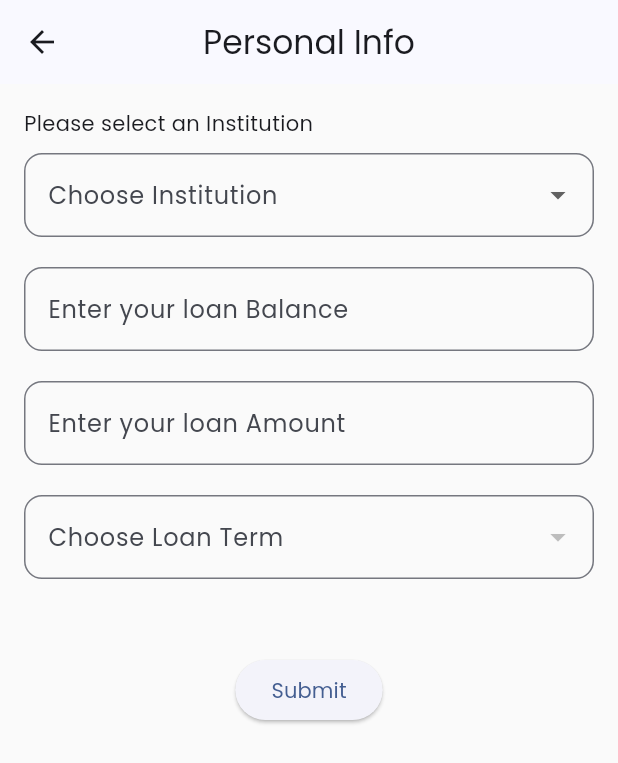
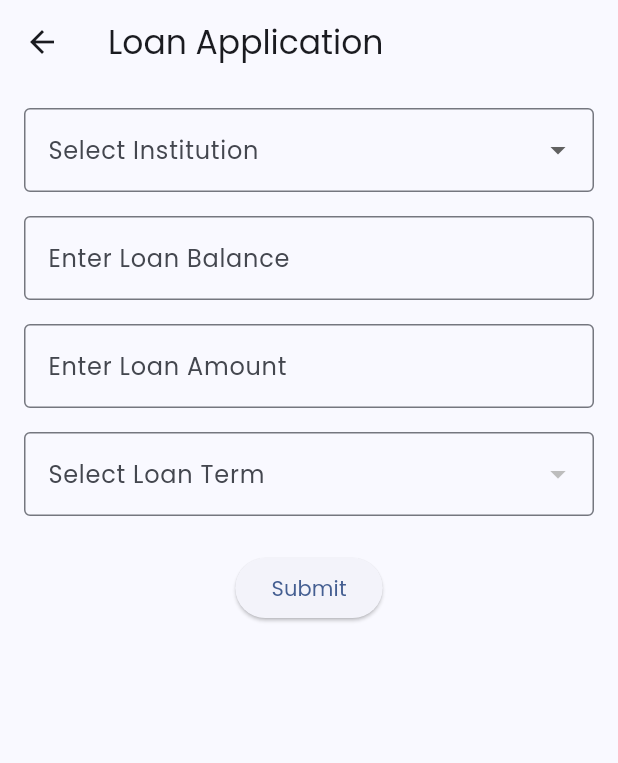
Before and after one commit to jomariecal-cyber/flutter-demo, a Flutter app: the screen it shows after launch, after a tap on "Loans", on a phone screen of 412 x 824 dp. Shown: the top 763 px of the screen. Run offline on Flutter 3.47's test engine with Material 3 defaults, Android fonts, the phone set to English and light mode, and no system bars; our stand-ins replace qr_flutter, smooth_page_indicator; network calls fail.

Commit message:
fixed the loan feature and changed the environment for the two endpoints including here in this code.

```diff
--- a/lib/dashboard.dart
+++ b/lib/dashboard.dart
@@ -116,7 +116,7 @@ class DashboardScreen extends StatelessWidget {
                 Navigator.push(
                   context,
                   PageRouteBuilder(
-                    pageBuilder: (context, animation, secondaryAnimation) => const loan(),
+                    pageBuilder: (context, animation, secondaryAnimation) => LoanFormScreen(),
                     transitionsBuilder: (context, animation, secondaryAnimation, child) {
                       // Start from bottom (x=0, y=1) and go to center (x=0, y=0)
                       const begin = Offset(0.0, 1.0);
--- a/lib/features/loan/loan.dart
+++ b/lib/features/loan/loan.dart
@@ -1,93 +1,114 @@
 import 'package:flutter/material.dart';
-import 'package:flutter/services.dart';
 import 'package:http/http.dart' as http;
 import 'dart:convert';
-//import 'package:i_am_rich/loanapp/loan_details.dart';
 
-class loan extends StatefulWidget {
-  const loan({super.key});
+class LoanFormScreen extends StatefulWidget {
+  @override
+  _LoanFormScreenState createState() => _LoanFormScreenState();
+}
+
+class _LoanFormScreenState extends State<LoanFormScreen> {
+  String? selectedInstitution;
+  String? selectedLoanTerm;
+  TextEditingController loanBalanceController = TextEditingController();
+  TextEditingController loanAmountController = TextEditingController();
+
+  bool isLoadingTerms = true;
+  List<String> loanTerms = [];
+
+  bool isLoadingDetails = false;
+  List<String> loanDetails = [];
+
+  bool isLoadingtermValues = true;
+  Map<String, int> termValues = {};
 
   @override
-  State<loan> createState() => _loanState();
+  void initState() {
+    super.initState();
+    fetchLoanTerms(); // ✅ only fetch terms, don’t submit immediately
   }
 
-class _loanState extends State<loan> {
-  String? selectedInstiName;
-  int? selectedInstiValue;
-  String? selectedTerm;
-
-  //loan Details
-
-  final List<Map<String, dynamic>> institutions = [
-    {"name": "CARD RBI", "value": 100},
-    {"name": "CARD INC.", "value": 200},
-  ];
-
-  final List<String> terms = [];
-  List<String> loanTerms = [];
-  bool isLoadingTerms = true;
-
-  final TextEditingController balanceController = TextEditingController();
-  final TextEditingController amountController = TextEditingController();
-
-
+  // Fetch loan terms from API ==========================================================
   Future<void> fetchLoanTerms() async {
-    final url = Uri.parse("https://dev-api-janus.fortress-asya.com:18003/getLoanTermV2");
-
     try {
       final response = await http.post(
-        url,
+        Uri.parse("https://rbi-janus.fortress-asya.com:443/getLoanTermV2"),
         headers: {"Content-Type": "application/json"},
         body: jsonEncode({
           "frequency": "Weekly",
-          "amount": 0,
-          "product_code": 301
+         // "amount": 0,
+          "product_code": 301,
         }),
       );
 
+
+      // PRINT STATUS
+      print("Status Code: ${response.statusCode}");
+
+      // PRINT RAW BODY
+      print("Raw Response for getLoanTermV2: ${response.body}");
+
+      // PRINT JSON DECODED
+      final data = jsonDecode(response.body);
+      print("Decoded JSON: $data");
       if (response.statusCode == 200) {
         final data = jsonDecode(response.body);
 
-        // Assuming response looks like { "terms": [6, 12, 18, 24] }
-        List<dynamic> termsFromApi = data["data"];
-        print(termsFromApi);
+        List<dynamic> termsFromApi = data["data"] as List<dynamic>;
+        setState(() {
+          loanTerms =
+              termsFromApi.map((term) => term["title"].toString()).toList(); // store the values for dropdown
 
-        setState(() {
-          print('ecaljomari');
-          //loanTerms = termsFromApi.map((term) => term.toString()).toList();
-          loanTerms = termsFromApi.map((term) => term["title"].toString()).toList();
+          // also store id/value mapping so you can fetch n easily
+          termValues =
+          { for (var term in termsFromApi) term["title"]: term["value"]};
+
           isLoadingTerms = false;
         });
       } else {
-        throw Exception("Failed to load loan terms: ${response.statusCode}");
+        setState(() => isLoadingTerms = false);
+        print("❌ Failed to load loan terms: ${response.body}");
       }
     } catch (e) {
-      print("Error fetching loan terms: $e");
-      setState(() {
-        isLoadingTerms = false;
-      });
+      setState(() => isLoadingTerms = false);
+      print("❌ Exception fetching terms: $e");
     }
   }
 
-// loan details declaration
-  Map<String, dynamic>? loanDetails;
+  // Submit and navigate ================================================================
+  Future<void> submitLoanDetails() async {
+    if (selectedInstitution == null ||
+        selectedLoanTerm == null ||
+        loanBalanceController.text.isEmpty ||
+        loanAmountController.text.isEmpty) {
 
+      ScaffoldMessenger.of(context).showSnackBar(
+        const SnackBar(content: Text("Please complete all fields")),
+      );
+      return;
+    }
 
-  Future<Map<String, dynamic>> fetchLoanDetails() async {
-    final url = Uri.parse("https://dev-api-janus.fortress-asya.com:18003/loanCalculator");
+    final url = Uri.parse(
+        "https://prod-api-janus.fortress-asya.com:8114/loanCalculator");
 
     final body = {
-      "instiCode": "100",
-      "loanBalance": 9000,
-      "principal": "3000",
-      "n": 4,
+      "instiCode": selectedInstitution,
+      "loanBalance": int.tryParse(loanBalanceController.text) ?? 0,
+      "principal": int.tryParse(loanAmountController.text) ?? 0,
+      // "n":  int.tryParse(selectedLoanTerm ?? "0") ?? 0,
+      "n": termValues[selectedLoanTerm] ?? 0, // <-- only number from API
       "meetingDay": 3,
       "loanProductCode": 302,
       "withDST": 0,
       "isLumpsum": 0,
       "frequency": 50,
-      "dateReleased": "2025-09-04 09:25:59.496478"
+      "dateReleased": DateTime.now().toIso8601String(),
     };
+
+    print("📤 Request Body: ${jsonEncode(body)}");
+
+    try {
+      setState(() => isLoadingDetails = true);
 
       final response = await http.post(
         url,
@@ -96,185 +117,203 @@ class _loanState extends State<loan> {
       );
 
       if (response.statusCode == 200) {
-      final data = jsonDecode(response.body);
-      return data["data"]; // 🔥 Only return the useful map
+        final loanData = jsonDecode(response.body);
+
+        print("✅ Loan details fetched successfully: $loanData");
+
+        final data = loanData["data"] as Map<String, dynamic>;
+        showLoanDetailsModal(context, data);
+
+        setState(() {
+          loanDetails =
+              data.entries.map((e) => "${e.key}: ${e.value}").toList();
+          isLoadingDetails = false;
+        });
       } else {
-      throw Exception("Failed to fetch loan details: ${response.statusCode}");
+        setState(() => isLoadingDetails = false);
+        print(
+            "❌ Failed with status: ${response.statusCode}, body: ${response.body}");
+        _showErrorDialog("Failed to submit loan details");
+      }
+    } catch (e) {
+      setState(() => isLoadingDetails = false);
+      print("❌ Exception: $e");
+      _showErrorDialog("An error occurred: $e");
     }
   }
 
-
-  // need to init state to check if the fetchloanterms setstate is calling
-  @override
-  void initState() {
-    fetchLoanTerms();
-    fetchLoanDetails();
-    super.initState();
+  void _showErrorDialog(String message) {
+    showDialog(
+      context: context,
+      builder: (BuildContext context) {
+        return AlertDialog(
+          title: const Text("Error"),
+          content: Text(message),
+          actions: [
+            TextButton(
+              onPressed: () => Navigator.of(context).pop(),
+              child: const Text("OK"),
+            ),
+          ],
+        );
+      },
+    );
   }
 
-  @override
-  Widget build(BuildContext context) {
-    return Scaffold(
-      appBar: AppBar(
-        centerTitle: true,
-        title: const Text("Personal Info"),
-      ),
-      body: Container(
-        color: Colors.grey.shade50,
-        child: Padding(
-          padding: const EdgeInsets.all(16.0),
-          child: Column(
-            crossAxisAlignment: CrossAxisAlignment.start,
-            children: [
-              const Text("Please select an Institution"),
-              const SizedBox(
-                height: 10,
-              ),
-
-
-
-              Center(
-                child: DropdownButtonFormField<String>(
-                  decoration: InputDecoration(
-                    labelText: "Choose Institution",
-                    border: OutlineInputBorder(
-                      borderRadius: BorderRadius.circular(12),
-                    ),
-                  ),
-                  onChanged: (newValue) {
-                    setState(() {
-                      selectedInstiName= newValue;
-                      selectedInstiValue = institutions
-                          .firstWhere((insti) => insti["name"] == newValue) ["value"];
-                    });
-                    print("Selected: $selectedInstiName, Value: $selectedInstiValue");
-                  },
-                  items: institutions.map((insti) {
-                    return DropdownMenuItem<String>(
-                      value: insti["name"],
-                      child: Text(insti["name"]),
-                    );
-                  }).toList(),
-                ),
-
-              ),
-              const SizedBox(
-                height: 20,
-              ),
-              TextField(
-                keyboardType: TextInputType.number,
-                //controller: textController,
-                decoration: InputDecoration(
-                  labelText: "Enter your loan Balance",
-                  border: OutlineInputBorder(
-                    borderRadius: BorderRadius.circular(12),
-                  ),
-                ),
-              ),
-              const SizedBox(
-                height: 20,
-              ),
-              TextField(
-                keyboardType: TextInputType.number,
-                //controller: textController,
-                decoration: InputDecoration(
-                  labelText: "Enter your loan Amount",
-                  border: OutlineInputBorder(
-                    borderRadius: BorderRadius.circular(12),
-                  ),
-                ),
-              ),
-              const SizedBox(height: 20),
-
-              isLoadingTerms
-                  ? const CircularProgressIndicator()
-                  : DropdownButtonFormField<String>(
-                decoration: InputDecoration(
-                  labelText: "Choose Loan Term",
-                  border: OutlineInputBorder(
-                    borderRadius: BorderRadius.circular(12),
-                  ),
-                ),
-                value: selectedTerm,
-                onChanged: (newValue) {
-                  setState(
-                        () {
-
-                      isLoadingTerms = false;
-                      selectedTerm = newValue;
-                    },
-                  );
-                },
-                items: loanTerms.map(
-                      (item) {
-                    return DropdownMenuItem(
-                      value: item,
-                      child: Text(item, ),
-
-                    );
-                  },
-                ).toList(),
-              ),
-
-              SizedBox(height: 50),
-
-              // Center(
-              //   child: ElevatedButton(
-              //     onPressed: () {
-              //       print("Button pressed!");
-              //     },
-              //     child: const Text("Submit"),
-              //   ),
-              // ),
-
-
-//loan Details
-              Center(
-                child: ElevatedButton(
-                  onPressed: () async {
-                    try {
-                      final details = await fetchLoanDetails();
-                      setState(() {
-                        loanDetails = details;
-                      });
-
-                      // Show loan details in a bottom sheet (half screen)
+  // Show loan details modal ============================================================
+  void showLoanDetailsModal(BuildContext context, Map<String, dynamic> data) {
     showModalBottomSheet(
       context: context,
       isScrollControlled: true,
       shape: const RoundedRectangleBorder(
-                          borderRadius: BorderRadius.vertical(top: Radius.circular(20)),
+        borderRadius: BorderRadius.vertical(top: Radius.circular(25.0)),
       ),
       builder: (context) {
-                          return Container(
-                            padding: const EdgeInsets.all(16),
-                            height: MediaQuery.of(context).size.height * 0.5, // Half screen
-                            child: SingleChildScrollView(
-                              child: Column(
-                                crossAxisAlignment: CrossAxisAlignment.start,
+        return DraggableScrollableSheet(
+          expand: false,
+          initialChildSize: 0.95,
+          minChildSize: 0.3,
+          maxChildSize: 1.0,
+          builder: (context, scrollController) {
+            return Column(
               children: [
-                                  Center(child: const Text("Loan Details", style: TextStyle(fontSize: 20, fontWeight: FontWeight.bold))),
                 const SizedBox(height: 10),
-                                  Text(loanDetails.toString()), // Replace with styled fields
-                                ],
+                Container(
+                  width: 50,
+                  height: 5,
+                  decoration: BoxDecoration(
+                    color: Colors.grey[300],
+                    borderRadius: BorderRadius.circular(10),
                   ),
                 ),
+                const SizedBox(height: 20),
+                const Text(
+                  "Loan Details",
+                  style: TextStyle(fontSize: 20, fontWeight: FontWeight.bold),
+                ),
+
+                Expanded(
+                  child: ListView(
+                    controller: scrollController,
+                    children:
+                    //  Filter out 'amortization' before creating ListTile
+                    data.entries
+                        .where((e) => e.key.toLowerCase() != "amortization") // 🔹 added this line
+                        .map((e) => ListTile(
+                      title: Text("${e.key}: ${e.value}"),
+                    ))
+                        .toList(),
+                  ),
+                ),
+
+
+                // Expanded(
+                //   child: ListView(
+                //     controller: scrollController,
+                //     children: data.entries
+                //         .map((e) => ListTile(
+                //       title: Text("${e.key}: ${e.value}"),
+                //     ))
+                //         .toList(),
+                //   ),
+                // ),
+                Padding(
+                  padding: const EdgeInsets.only(bottom: 16.0),
+                  child: ElevatedButton(
+                    onPressed: () => Navigator.pop(context),
+                    style: ElevatedButton.styleFrom(
+                      minimumSize: const Size.fromHeight(50),
+                      backgroundColor: Colors.blue,
+                    ),
+                    child: const Text("Done", style: TextStyle(color: Colors.white)),
+                  ),
+                ),
+              ],
             );
           },
         );
-                    } catch (e) {
-                      ScaffoldMessenger.of(context).showSnackBar(
-                        SnackBar(content: Text("Error: $e")),
+      },
     );
   }
-                  },
-                  child: const Text("Submit"),
+
+  // UI ================================================================================
+  @override
+  Widget build(BuildContext context) {
+    return Scaffold(
+      appBar: AppBar(title: const Text("Loan Application")),
+      body: Padding(
+        padding: const EdgeInsets.all(16.0),
+        child: SingleChildScrollView(
+          child: Column(
+            children: [
+              // Institution Dropdown
+              DropdownButtonFormField<String>(
+                decoration: const InputDecoration(
+                  labelText: "Select Institution",
+                  border: OutlineInputBorder(),
                 ),
+                items: const [
+                  DropdownMenuItem(value: "100", child: Text("Institution 1")),
+                  DropdownMenuItem(value: "200", child: Text("Institution 2")),
+                ],
+                onChanged: (val) =>
+                    setState(() => selectedInstitution = val),
+              ),
+              const SizedBox(height: 16),
 
+              // Loan Balance
+              TextField(
+                controller: loanBalanceController,
+                decoration: const InputDecoration(
+                  labelText: "Enter Loan Balance",
+                  border: OutlineInputBorder(),
+                ),
+                keyboardType: TextInputType.number,
+              ),
+              const SizedBox(height: 16),
+
+              // Loan Amount
+              TextField(
+                controller: loanAmountController,
+                decoration: const InputDecoration(
+                  labelText: "Enter Loan Amount",
+                  border: OutlineInputBorder(),
+                ),
+                keyboardType: TextInputType.number,
+              ),
+              const SizedBox(height: 16),
+
+              // Loan Term Dropdown
+              isLoadingTerms
+                  ? const CircularProgressIndicator()
+                  : DropdownButtonFormField<String>(
+                decoration: const InputDecoration(
+                  labelText: "Select Loan Term",
+                  border: OutlineInputBorder(),
+                ),
+                items: loanTerms.map((title) {
+                  return DropdownMenuItem(
+                    value: title,
+                    child: Text(title),
+                  );
+                }).toList(),
+                value: selectedLoanTerm,
+                onChanged: (val) =>
+                    setState(() => selectedLoanTerm = val),
+              ),
+              const SizedBox(height: 24),
+
+              // Submit button
+              ElevatedButton(
+                onPressed: isLoadingDetails ? null : submitLoanDetails,
+                child: isLoadingDetails
+                    ? const CircularProgressIndicator(
+                  color: Color.fromARGB(255, 8, 38, 206),
+                  padding: EdgeInsets.all(5.0),
                 )
-
+                    : const Text("Submit"),
+              )
             ],
-
           ),
         ),
       ),
```
Lines whose indentation alone changed are shown as unchanged.
